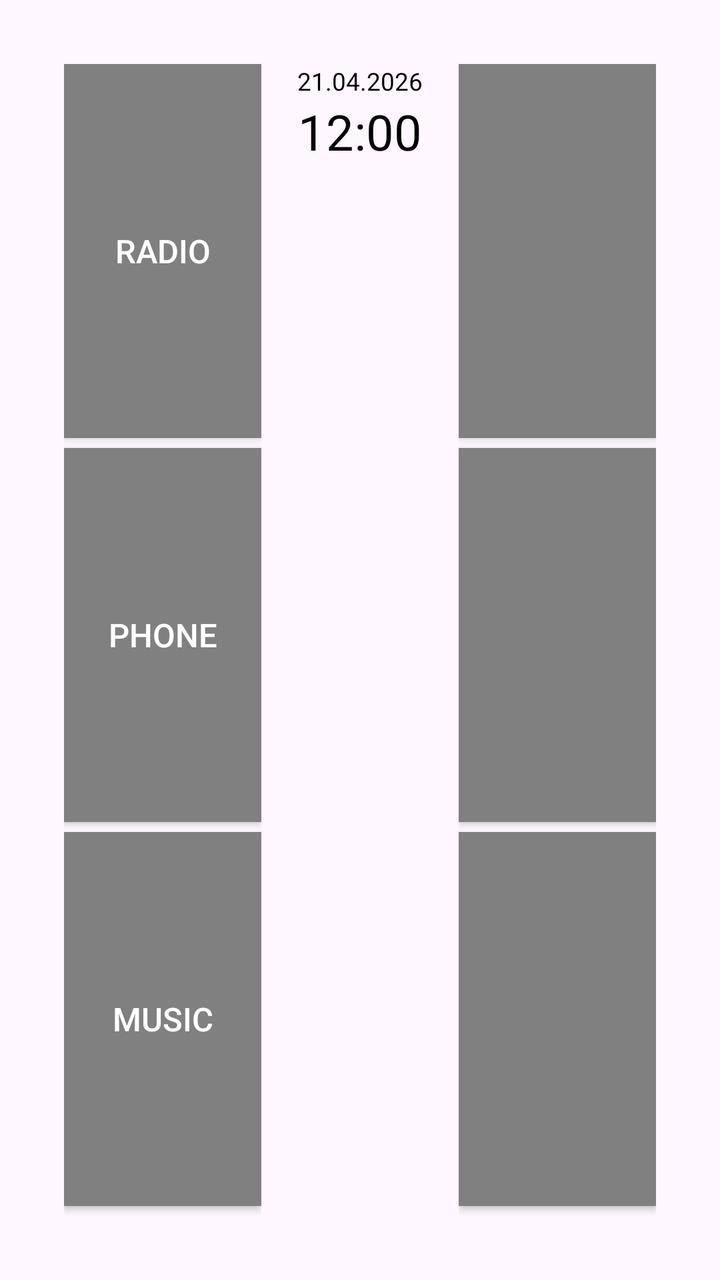
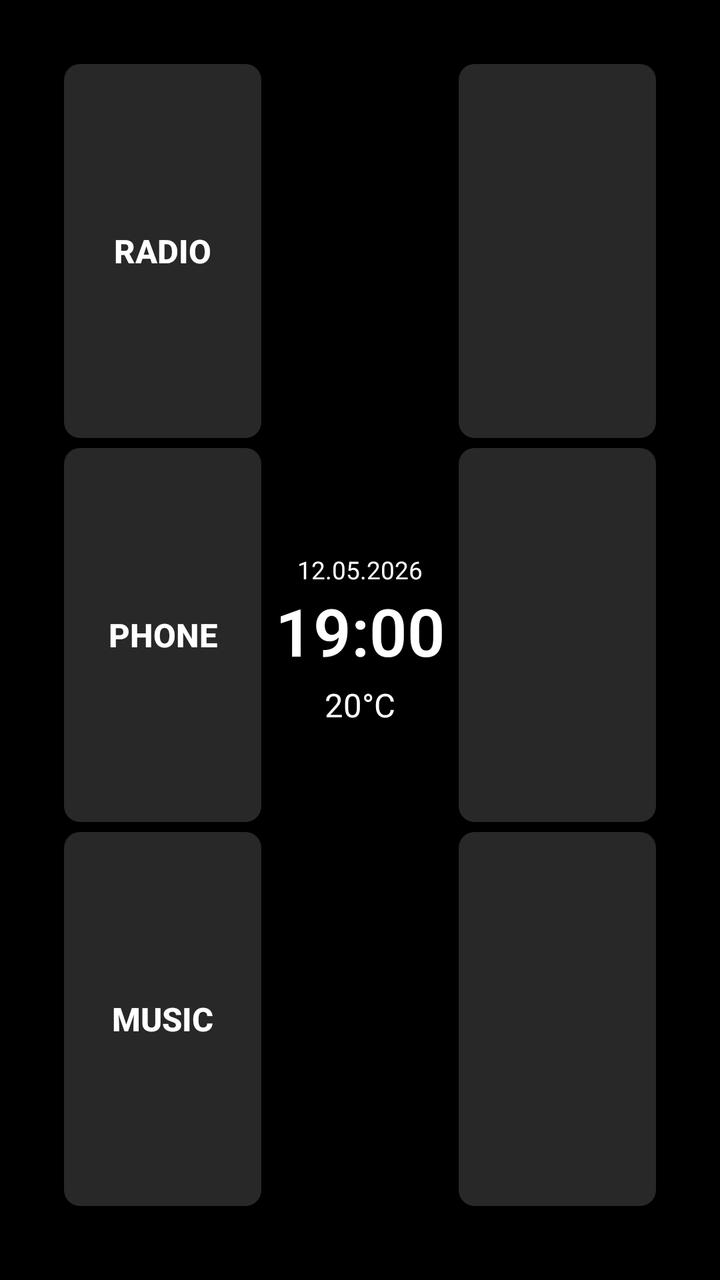

Screens rendered from an Android XML layout before and after an edit, with the pre-edit source and the edit as a unified diff.
<!-- AndroidManifest.xml: application theme Theme.DashCarLauncher -->
<!-- res/layout/fragment_screen.xml -->
<?xml version="1.0" encoding="utf-8"?>
<LinearLayout xmlns:android="http://schemas.android.com/apk/res/android"
    android:layout_width="match_parent"
    android:layout_height="match_parent"
    android:orientation="horizontal"
    android:padding="32dp">

    <LinearLayout
        android:layout_width="0dp"
        android:layout_height="match_parent"
        android:layout_weight="1"
        android:orientation="vertical">

        <androidx.appcompat.widget.AppCompatButton
            android:id="@+id/radio"
            android:layout_width="match_parent"
            android:layout_height="0dp"
            android:layout_weight="1"
            android:layout_marginBottom="5dp"
            android:background="@drawable/rect_border"
            android:text="Radio"
            android:textColor="@color/white"
            android:gravity="center"
            android:textSize="8pt"/>

        <androidx.appcompat.widget.AppCompatButton
            android:id="@+id/phone"
            android:layout_width="match_parent"
            android:layout_height="0dp"
            android:layout_weight="1"
            android:layout_marginBottom="5dp"
            android:background="@drawable/rect_border"
            android:text="Phone"
            android:textColor="@color/white"
            android:gravity="center"
            android:textSize="8pt"/>

        <androidx.appcompat.widget.AppCompatButton
            android:id="@+id/music"
            android:layout_width="match_parent"
            android:layout_height="0dp"
            android:layout_weight="1"
            android:layout_marginBottom="5dp"
            android:background="@drawable/rect_border"
            android:gravity="center"
            android:text="Music"
            android:textColor="@color/white"
            android:textSize="8pt" />
    </LinearLayout>

    <LinearLayout
        android:layout_width="0dp"
        android:layout_height="match_parent"
        android:layout_weight="1"
        android:orientation="vertical">

        <TextView
            android:id="@+id/date"
            android:layout_width="match_parent"
            android:layout_height="wrap_content"
            android:text="21.04.2026"
            android:textColor="@color/black"
            android:gravity="center"
            android:textSize="6pt"/>
        <TextView
            android:id="@+id/time"
            android:layout_width="match_parent"
            android:layout_height="wrap_content"
            android:text="12:00"
            android:textColor="@color/black"
            android:gravity="center"
            android:textSize="12pt"/>

    </LinearLayout>


    <LinearLayout
        android:layout_width="0dp"
        android:layout_height="match_parent"
        android:layout_weight="1"
        android:orientation="vertical"
        android:gravity="end">

        <androidx.appcompat.widget.AppCompatButton
            android:id="@+id/action_btn"
            android:layout_width="match_parent"
            android:layout_height="0dp"
            android:layout_weight="1"
            android:layout_marginBottom="5dp"
            android:theme="@style/ThemeOverlay.AppCompat.Light"
            android:background="@color/grey"
            android:text=""/>

        <androidx.appcompat.widget.AppCompatButton
            android:id="@+id/radio_right"
            android:layout_width="match_parent"
            android:layout_height="0dp"
            android:layout_weight="1"
            android:layout_marginBottom="5dp"
            android:background="@drawable/rect_border"
            android:text=""/>

        <androidx.appcompat.widget.AppCompatButton
            android:id="@+id/action_btn_2"
            android:layout_width="match_parent"
            android:layout_height="0dp"
            android:layout_weight="1"
            android:layout_marginBottom="5dp"
            android:theme="@style/ThemeOverlay.AppCompat.Light"
            android:background="@color/grey"
            android:text=""/>
    </LinearLayout>

</LinearLayout>
<!-- resources referenced by this layout -->
<resources>
  <color name="black">#FF000000</color>
  <color name="grey">#808080</color>
  <color name="white">#FFFFFFFF</color>
  <!-- drawable rect_border (drawable) -->
  <?xml version="1.0" encoding="utf-8"?>
  <shape xmlns:android="http://schemas.android.com/apk/res/android"
      android:shape="rectangle">
  
      <solid android:color="#808080" />
  </shape>
  <style name="Theme.DashCarLauncher" parent="Base.Theme.DashCarLauncher" />
  <style name="Base.Theme.DashCarLauncher" parent="Theme.Material3.DayNight.NoActionBar">
          
          
      </style>
</resources>

<!-- the commit's change to res/layout/fragment_screen.xml (unified diff, before → after) -->
@@ -1,9 +1,11 @@
 <?xml version="1.0" encoding="utf-8"?>
 <LinearLayout xmlns:android="http://schemas.android.com/apk/res/android"
+    xmlns:app="http://schemas.android.com/apk/res-auto"
     android:layout_width="match_parent"
     android:layout_height="match_parent"
     android:orientation="horizontal"
-    android:padding="32dp">
+    android:padding="32dp"
+    android:background="#000000">
 
     <LinearLayout
         android:layout_width="0dp"
@@ -17,11 +19,13 @@
             android:layout_height="0dp"
             android:layout_weight="1"
             android:layout_marginBottom="5dp"
-            android:background="@drawable/rect_border"
+            android:background="@drawable/rounded_button"
             android:text="Radio"
             android:textColor="@color/white"
             android:gravity="center"
-            android:textSize="8pt"/>
+            android:textSize="8pt"
+            android:textStyle="bold"
+            android:fontFamily="sans-serif-medium"/>
 
         <androidx.appcompat.widget.AppCompatButton
             android:id="@+id/phone"
@@ -29,11 +33,13 @@
             android:layout_height="0dp"
             android:layout_weight="1"
             android:layout_marginBottom="5dp"
-            android:background="@drawable/rect_border"
+            android:background="@drawable/rounded_button"
             android:text="Phone"
             android:textColor="@color/white"
             android:gravity="center"
-            android:textSize="8pt"/>
+            android:textSize="8pt"
+            android:textStyle="bold"
+            android:fontFamily="sans-serif-medium"/>
 
         <androidx.appcompat.widget.AppCompatButton
             android:id="@+id/music"
@@ -41,38 +47,54 @@
             android:layout_height="0dp"
             android:layout_weight="1"
             android:layout_marginBottom="5dp"
-            android:background="@drawable/rect_border"
+            android:background="@drawable/rounded_button"
             android:gravity="center"
             android:text="Music"
             android:textColor="@color/white"
-            android:textSize="8pt" />
+            android:textSize="8pt"
+            android:textStyle="bold"
+            android:fontFamily="sans-serif-medium"/>
     </LinearLayout>
 
     <LinearLayout
         android:layout_width="0dp"
         android:layout_height="match_parent"
         android:layout_weight="1"
-        android:orientation="vertical">
+        android:orientation="vertical"
+        android:gravity="center">
 
         <TextView
             android:id="@+id/date"
             android:layout_width="match_parent"
             android:layout_height="wrap_content"
-            android:text="21.04.2026"
-            android:textColor="@color/black"
+            android:text="12.05.2026"
+            android:textColor="@color/white"
             android:gravity="center"
-            android:textSize="6pt"/>
+            android:textSize="6pt"
+            android:fontFamily="sans-serif"/>
+
         <TextView
             android:id="@+id/time"
             android:layout_width="match_parent"
             android:layout_height="wrap_content"
-            android:text="12:00"
-            android:textColor="@color/black"
+            android:text="19:00"
+            android:textColor="@color/white"
             android:gravity="center"
-            android:textSize="12pt"/>
+            android:textSize="16pt"
+            android:textStyle="bold"
+            android:fontFamily="sans-serif-light"/>
 
+        <TextView
+            android:id="@+id/temperature"
+            android:layout_width="match_parent"
+            android:layout_height="wrap_content"
+            android:layout_marginTop="4dp"
+            android:text="20°C"
+            android:textColor="@color/white"
+            android:gravity="center"
+            android:textSize="8pt"
+            android:fontFamily="sans-serif"/>
     </LinearLayout>
-
 
     <LinearLayout
         android:layout_width="0dp"
@@ -87,9 +109,9 @@
             android:layout_height="0dp"
             android:layout_weight="1"
             android:layout_marginBottom="5dp"
-            android:theme="@style/ThemeOverlay.AppCompat.Light"
-            android:background="@color/grey"
-            android:text=""/>
+            android:background="@drawable/rounded_button"
+            android:text=""
+            android:textColor="@color/white"/>
 
         <androidx.appcompat.widget.AppCompatButton
             android:id="@+id/radio_right"
@@ -97,8 +119,9 @@
             android:layout_height="0dp"
             android:layout_weight="1"
             android:layout_marginBottom="5dp"
-            android:background="@drawable/rect_border"
-            android:text=""/>
+            android:background="@drawable/rounded_button"
+            android:text=""
+            android:textColor="@color/white"/>
 
         <androidx.appcompat.widget.AppCompatButton
             android:id="@+id/action_btn_2"
@@ -106,9 +129,9 @@
             android:layout_height="0dp"
             android:layout_weight="1"
             android:layout_marginBottom="5dp"
-            android:theme="@style/ThemeOverlay.AppCompat.Light"
-            android:background="@color/grey"
-            android:text=""/>
+            android:background="@drawable/rounded_button"
+            android:text=""
+            android:textColor="@color/white"/>
     </LinearLayout>
 
 </LinearLayout>
<!-- resource entries referenced after the edit -->
@@ -1,14 +1,14 @@
 <!-- resources referenced by this layout -->
 <resources>
-  <color name="black">#FF000000</color>
-  <color name="grey">#808080</color>
   <color name="white">#FFFFFFFF</color>
-  <!-- drawable rect_border (drawable) -->
+  <!-- drawable rounded_button (drawable) -->
   <?xml version="1.0" encoding="utf-8"?>
   <shape xmlns:android="http://schemas.android.com/apk/res/android"
       android:shape="rectangle">
   
-      <solid android:color="#808080" />
+      <solid android:color="#CC333333"/>
+      <corners android:radius="8dp"/>
+  
   </shape>
   <style name="Theme.DashCarLauncher" parent="Base.Theme.DashCarLauncher" />
   <style name="Base.Theme.DashCarLauncher" parent="Theme.Material3.DayNight.NoActionBar">
